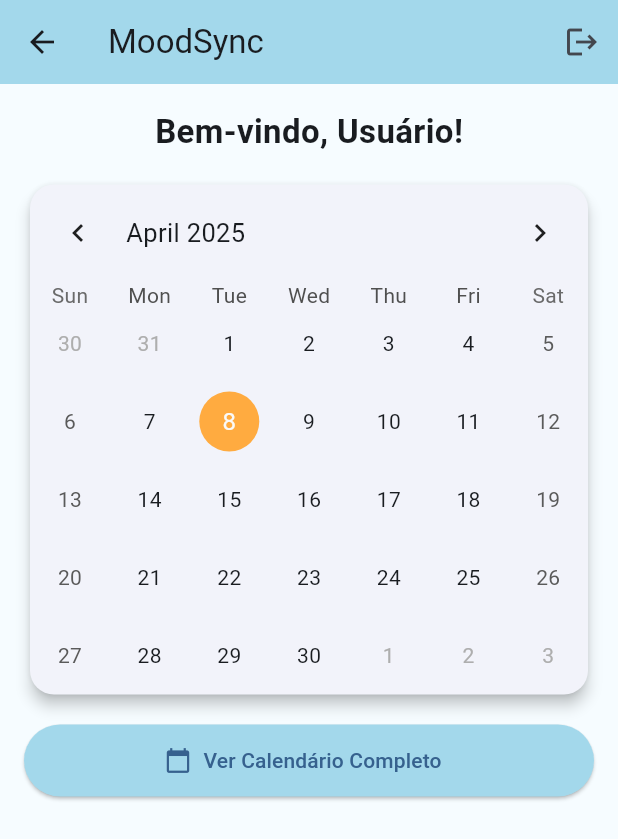
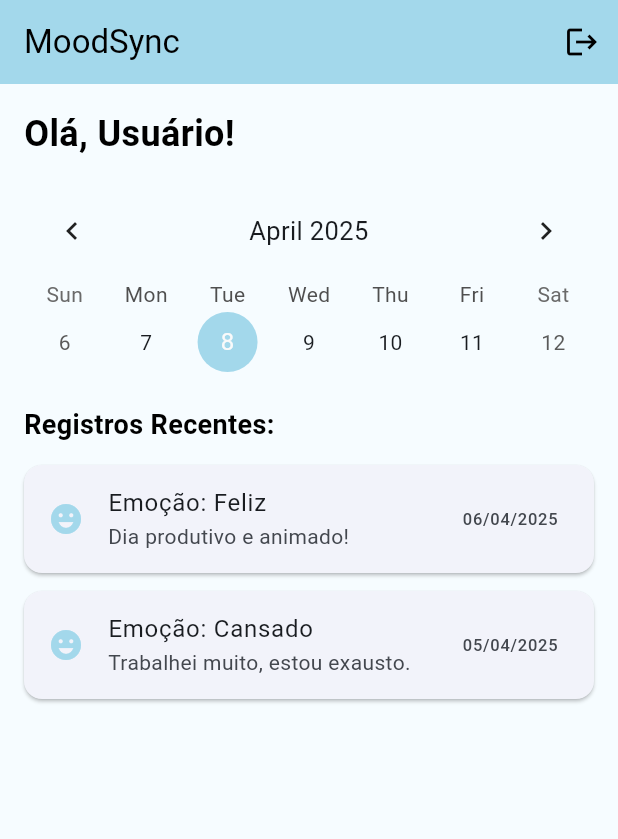
Before and after one commit to FernandoYaginuma/MoodSync, a Flutter app: the HomeView screen opened by its route, on a phone screen of 412 x 824 dp. Shown: the top 839 px of the screen. Run offline on Flutter 3.47's test engine with Material 3 defaults, Android fonts, the phone set to English and light mode, and no system bars; drawn by our look-alikes of table_calendar; our stand-ins replace device_preview, shared_preferences; accounts and stored records are empty.

Commit message:
corrigindo erros e organizando codigo

```diff
--- a/lib/Controller/home_controller.dart
+++ b/lib/Controller/home_controller.dart
@@ -1,8 +1,14 @@
 import 'package:flutter/material.dart';
 import 'package:shared_preferences/shared_preferences.dart';
+import '../Model/day_model.dart';
 
 class HomeController {
+  static final HomeController instance = HomeController._internal();
+  HomeController._internal();
+  factory HomeController() => instance;
+
   final ValueNotifier<String> nomeUsuario = ValueNotifier('Usuário');
+  final ValueNotifier<Map<String, DayModel>> diasRegistrados = ValueNotifier({});
 
   Future<void> carregarNome() async {
     final prefs = await SharedPreferences.getInstance();
@@ -10,16 +16,30 @@ class HomeController {
     nomeUsuario.value = nome;
   }
 
-  Future<void> logout(BuildContext context) async {
-    final prefs = await SharedPreferences.getInstance();
-    await prefs.clear();
-
-    if (!context.mounted) return;
-
-    Navigator.pushNamedAndRemoveUntil(context, '/', (route) => false);
+  void carregarMockData() {
+    diasRegistrados.value = {
+      '2025-04-06': DayModel(
+        date: DateTime(2025, 4, 6),
+        emotion: 'Feliz',
+        note: 'Dia produtivo e animado!',
+      ),
+      '2025-04-05': DayModel(
+        date: DateTime(2025, 4, 5),
+        emotion: 'Cansado',
+        note: 'Trabalhei muito, estou exausto.',
+      ),
+    };
   }
 
-  void dispose() {
-    nomeUsuario.dispose();
+  void adicionarDia(DayModel dia) {
+    final key = "${dia.date.year}-${dia.date.month.toString().padLeft(2, '0')}-${dia.date.day.toString().padLeft(2, '0')}";
+    final novoMapa = Map<String, DayModel>.from(diasRegistrados.value);
+    novoMapa[key] = dia;
+    diasRegistrados.value = novoMapa;
   }
+
+  void logout(BuildContext context) {
+  Navigator.pushReplacementNamed(context, '/');
 }
+
+}
--- a/lib/Model/day_model.dart
+++ b/lib/Model/day_model.dart
@@ -8,4 +8,6 @@ class DayModel {
     this.note = '',
     this.emotion,
   });
+
+  String get formattedDate => "${date.year}-${date.month}-${date.day}";
 }
--- a/lib/View/home_view.dart
+++ b/lib/View/home_view.dart
@@ -1,7 +1,8 @@
 import 'package:flutter/material.dart';
 import 'package:table_calendar/table_calendar.dart';
-import 'package:android2/theme/colors.dart';
-import 'package:android2/Controller/home_controller.dart';
+import '../../Controller/home_controller.dart';
+import '../../Model/day_model.dart';
+import '../../theme/colors.dart';
 
 class HomeView extends StatefulWidget {
   const HomeView({super.key});
@@ -12,24 +13,12 @@ class HomeView extends StatefulWidget {
 
 class _HomeViewState extends State<HomeView> {
   final HomeController controller = HomeController();
-  DateTime _focusedDay = DateTime.now();
-  DateTime? _selectedDay;
 
   @override
   void initState() {
     super.initState();
     controller.carregarNome();
-    _selectedDay = _focusedDay;
-  }
-
-  @override
-  void dispose() {
-    controller.dispose();
-    super.dispose();
-  }
-
-  void irParaCalendarioCompleto() {
-    Navigator.pushNamed(context, '/calendar');
+    controller.carregarMockData();
   }
 
   @override
@@ -37,71 +26,100 @@ class _HomeViewState extends State<HomeView> {
     return Scaffold(
       backgroundColor: AppColors.blankBackground,
       appBar: AppBar(
+        automaticallyImplyLeading: false,
         backgroundColor: AppColors.blueLogo,
+        foregroundColor: AppColors.blackBackground,
         title: const Text('MoodSync'),
         actions: [
           IconButton(
+            icon: const Icon(Icons.logout),
             onPressed: () => controller.logout(context),
-            icon: const Icon(Icons.logout),
-            tooltip: 'Sair',
           ),
         ],
       ),
       body: Padding(
-        padding: const EdgeInsets.all(16.0),
+        padding: const EdgeInsets.all(16),
         child: Column(
+          crossAxisAlignment: CrossAxisAlignment.start,
           children: [
             ValueListenableBuilder<String>(
               valueListenable: controller.nomeUsuario,
               builder: (context, nome, _) {
                 return Text(
-                  'Bem-vindo, $nome!',
-                  style: const TextStyle(fontSize: 22, fontWeight: FontWeight.w600),
+                  'Olá, $nome!',
+                  style: const TextStyle(
+                    fontSize: 24,
+                    fontWeight: FontWeight.bold,
+                    color: AppColors.blackBackground,
+                  ),
                 );
               },
             ),
             const SizedBox(height: 16),
-            Card(
-              elevation: 4,
-              shape: RoundedRectangleBorder(
-                borderRadius: BorderRadius.circular(16),
-              ),
-              child: TableCalendar(
+            TableCalendar(
               firstDay: DateTime.utc(2020, 1, 1),
-                lastDay: DateTime.utc(2100, 12, 31),
-                focusedDay: _focusedDay,
-                selectedDayPredicate: (day) => isSameDay(_selectedDay, day),
-                onDaySelected: (selectedDay, focusedDay) {
-                  setState(() {
-                    _selectedDay = selectedDay;
-                    _focusedDay = focusedDay;
-                  });
-                },
-                headerVisible: true,
+              lastDay: DateTime.utc(2030, 12, 31),
+              focusedDay: DateTime.now(),
               calendarStyle: const CalendarStyle(
                 todayDecoration: BoxDecoration(
                   color: AppColors.blueLogo,
                   shape: BoxShape.circle,
                 ),
-                  selectedDecoration: BoxDecoration(
-                    color: Colors.orangeAccent,
-                    shape: BoxShape.circle,
+              ),
+              headerStyle: const HeaderStyle(
+                formatButtonVisible: false,
+                titleCentered: true,
+              ),
+              onDaySelected: (selectedDay, focusedDay) {
+                Navigator.pushNamed(
+                  context,
+                  '/calendar',
+                  arguments: selectedDay,
+                );
+              },
+              calendarFormat: CalendarFormat.week,
+            ),
+            const SizedBox(height: 16),
+            const Text(
+              'Registros Recentes:',
+              style: TextStyle(
+                fontSize: 18,
+                fontWeight: FontWeight.bold,
+                color: AppColors.blackBackground,
               ),
             ),
-                availableCalendarFormats: const {
-                  CalendarFormat.month: 'Mês',
+            const SizedBox(height: 8),
+            ValueListenableBuilder<Map<String, DayModel>>(
+              valueListenable: controller.diasRegistrados,
+              builder: (context, data, _) {
+                if (data.isEmpty) {
+                  return const Text('Nenhum registro encontrado.');
+                }
+
+                final diasOrdenados = data.values.toList()
+                  ..sort((a, b) => b.date.compareTo(a.date));
+
+                return Expanded(
+                  child: ListView.builder(
+                    itemCount: diasOrdenados.length,
+                    itemBuilder: (context, index) {
+                      final day = diasOrdenados[index];
+                      final formattedDate =
+                          "${day.date.day.toString().padLeft(2, '0')}/${day.date.month.toString().padLeft(2, '0')}/${day.date.year}";
+
+                      return Card(
+                        margin: const EdgeInsets.symmetric(vertical: 6),
+                        child: ListTile(
+                          leading: const Icon(Icons.emoji_emotions, color: AppColors.blueLogo),
+                          title: Text('Emoção: ${day.emotion}'),
+                          subtitle: Text(day.note),
+                          trailing: Text(formattedDate),
+                        ),
+                      );
                     },
                   ),
-            ),
-            const SizedBox(height: 16),
-            ElevatedButton.icon(
-              onPressed: irParaCalendarioCompleto,
-              icon: const Icon(Icons.calendar_today),
-              label: const Text('Ver Calendário Completo'),
-              style: ElevatedButton.styleFrom(
-                backgroundColor: AppColors.blueLogo,
-                minimumSize: const Size.fromHeight(48),
-              ),
+                );
+              },
             ),
           ],
         ),
--- a/lib/main.dart
+++ b/lib/main.dart
@@ -39,7 +39,10 @@ class MyApp extends StatelessWidget {
         '/register': (context) => const RegisterView(),
         '/forgot-password': (context) => const ForgotPasswordView(),
         '/about': (context) => AboutView(),
-        '/calendar': (context) => const CalendarView(),
+        '/calendar': (context) {
+          final SelectedDate = ModalRoute.of(context)!.settings.arguments as DateTime;
+          return CalendarView(initialDate: SelectedDate);
+        },
         '/day': (context) {
           final selectedDate = ModalRoute.of(context)!.settings.arguments as DateTime;
           return DayView(selectedDate: selectedDate);
```
Also changed, not shown: lib/Controller/day_controller.dart (+16 -0 lines), lib/View/calendar_view.dart (+12 -3 lines), lib/View/day_view.dart (+26 -32 lines), lib/View/forgot_password_view.dart (+32 -11 lines), lib/Controller/professional_controller.dart (added). Lines whose indentation alone changed are shown as unchanged.
